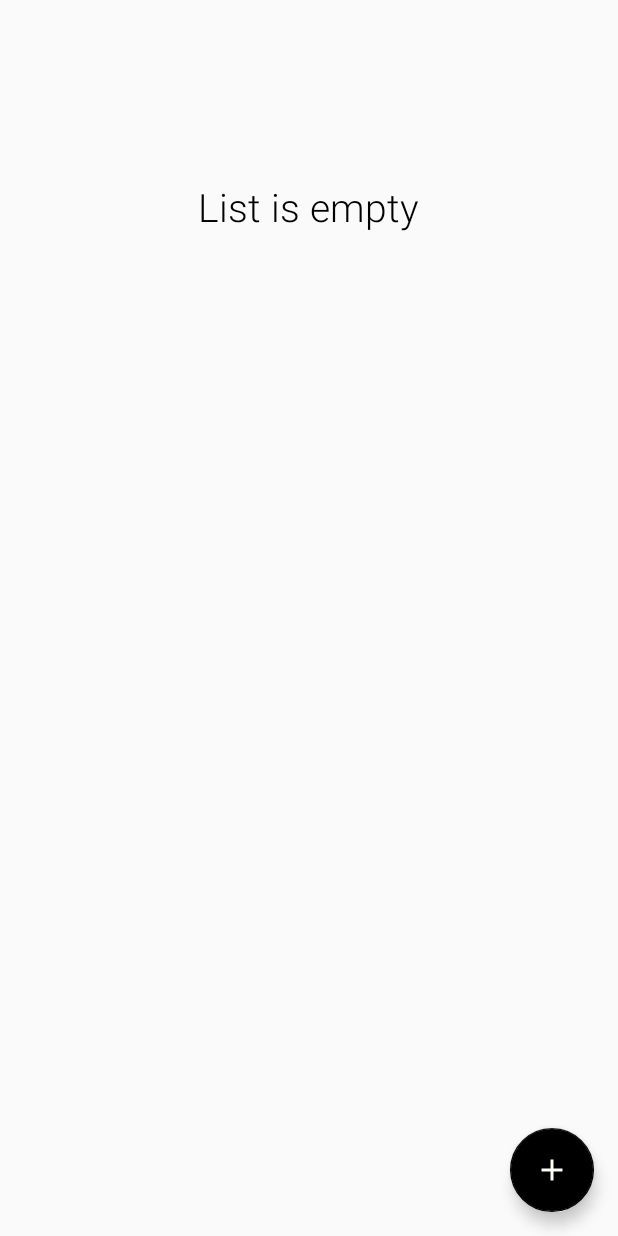
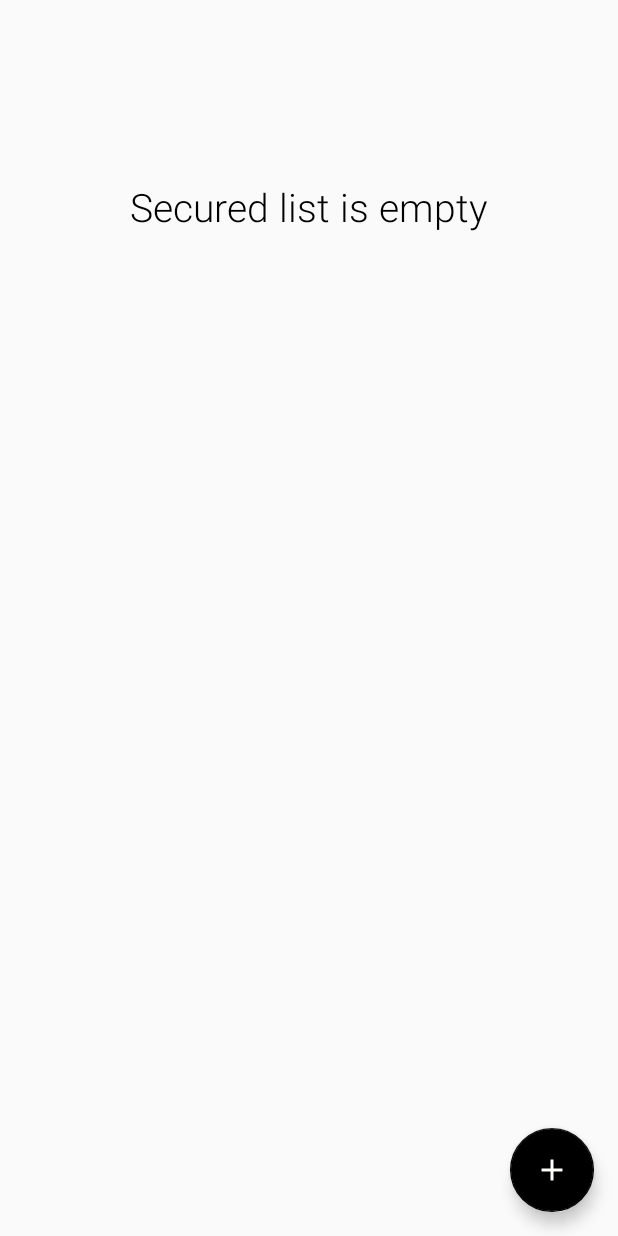
Before and after one commit to IgorSinchuk/PocketmemoNew, an Android app: the SecuredMemoActivity screen opened directly, with no data from a screen before it, on a phone screen of 412 x 824 dp. Run offline under Robolectric (Android 15) with nearby library versions, the phone set to English and light mode, and no system bars; libraries missing offline, so code that uses them is left out: com.github.clans.fab; plain views replace FloatingActionButton, FloatingActionMenu.

Commit message:
Android app

```diff
--- a/app/src/main/res/layout/activity_secured_memo.xml
+++ b/app/src/main/res/layout/activity_secured_memo.xml
@@ -8,7 +8,7 @@
     android:layout_height="match_parent"
     tools:context=".view.SecuredMemoActivity">
 
-    <include layout="@layout/content_memo"/>
+    <include layout="@layout/secured_content_memo"/>
 
     <android.support.design.widget.FloatingActionButton
         android:id="@+id/newMemoBtn"
--- /dev/null
+++ b/app/src/main/res/layout/secured_content_memo.xml
@@ -0,0 +1,28 @@
+<?xml version="1.0" encoding="utf-8"?>
+<RelativeLayout xmlns:android="http://schemas.android.com/apk/res/android"
+    android:layout_width="match_parent"
+    android:layout_height="match_parent"
+    xmlns:tools="http://schemas.android.com/tools"
+    xmlns:app="http://schemas.android.com/apk/res-auto"
+    app:layout_behavior="@string/appbar_scrolling_view_behavior"
+    tools:context="view.NewNoteActivity"
+    tools:showIn="@layout/activity_new_note">
+
+    <android.support.v7.widget.RecyclerView
+        android:id="@+id/recycler_view"
+        android:layout_width="match_parent"
+        android:layout_height="match_parent" />
+
+    <TextView
+        android:id="@+id/empty_memo_view"
+        android:layout_width="wrap_content"
+        android:layout_height="wrap_content"
+        android:layout_centerHorizontal="true"
+        android:layout_marginTop="120dp"
+        android:fontFamily="sans-serif-light"
+        android:text="Secured list is empty"
+        android:textColor="@color/noMemoLabelB"
+        android:textSize="26sp" />
+
+
+</RelativeLayout>
```
Also changed, not shown: app/src/main/AndroidManifest.xml (+8 -7 lines), app/src/main/java/com/nonexistenware/igor/pocketmemo/view/WarningSecuredActivity.java (added, +156 -0 lines), app/src/main/res/drawable/ic_lock_outline_black_24dp.xml (added, +9 -0 lines), app/src/main/res/layout/activity_warning_secured.xml (added, +36 -0 lines), app/src/main/res/xml/shortcuts.xml (+14 -14 lines), 1 other file.
